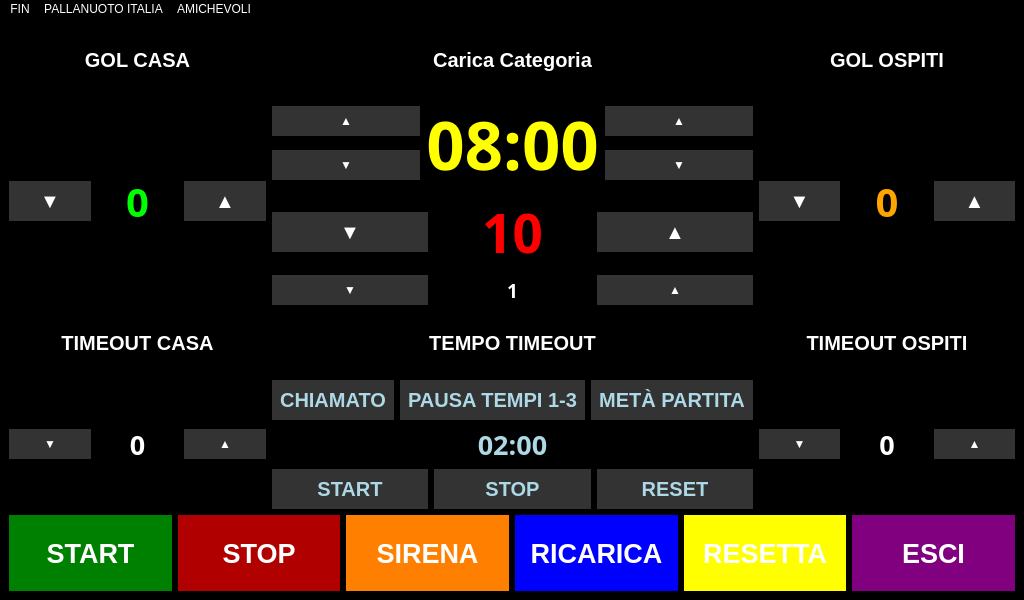
Qt form rasp5/gui/tabellone.ui (pythonpenguin/segnapunti_pallanuoto) before a commit.
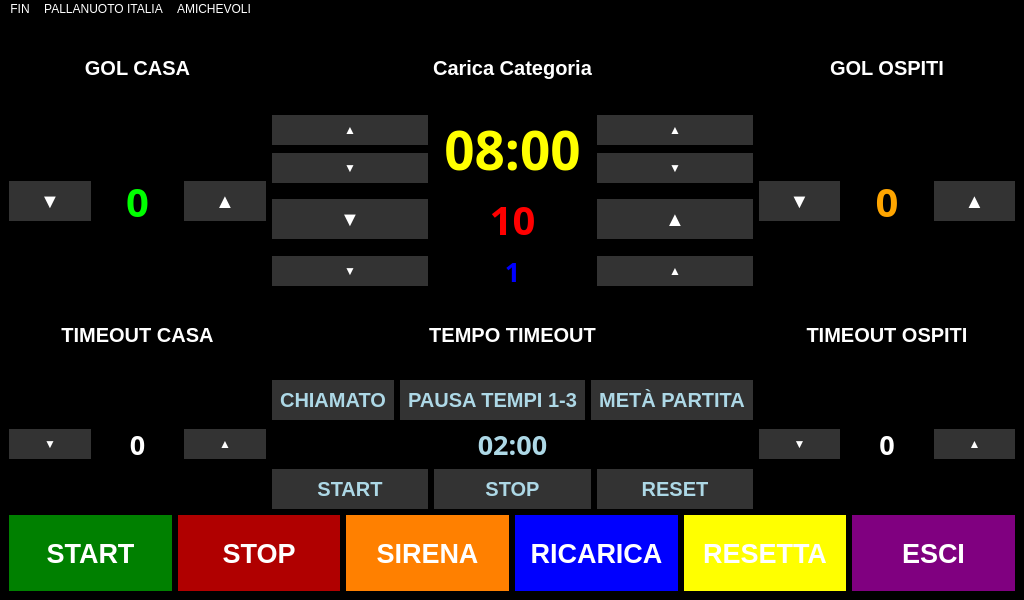
The same form after that commit.

```diff
--- a/rasp5/gui/tabellone.ui
+++ b/rasp5/gui/tabellone.ui
@@ -197,7 +197,7 @@
                                         <property name="font">
                                             <font>
                                                 <family>DS-Digital</family>
-                                                <pointsize>50</pointsize>
+                                                <pointsize>40</pointsize>
                                                 <bold>true</bold>
                                             </font>
                                         </property>
@@ -251,7 +251,7 @@
                                         <property name="font">
                                             <font>
                                                 <family>DS-Digital</family>
-                                                <pointsize>40</pointsize>
+                                                <pointsize>30</pointsize>
                                                 <bold>true</bold>
                                             </font>
                                         </property>
@@ -294,12 +294,12 @@
                                         <property name="font">
                                             <font>
                                                 <family>DS-Digital</family>
-                                                <pointsize>14</pointsize>
+                                                <pointsize>20</pointsize>
                                                 <bold>true</bold>
                                             </font>
                                         </property>
                                         <property name="styleSheet">
-                                            <string notr="true">color:white;</string>
+                                            <string notr="true">color:blue;</string>
                                         </property>
                                         <property name="text">
                                             <string>1</string>
```
